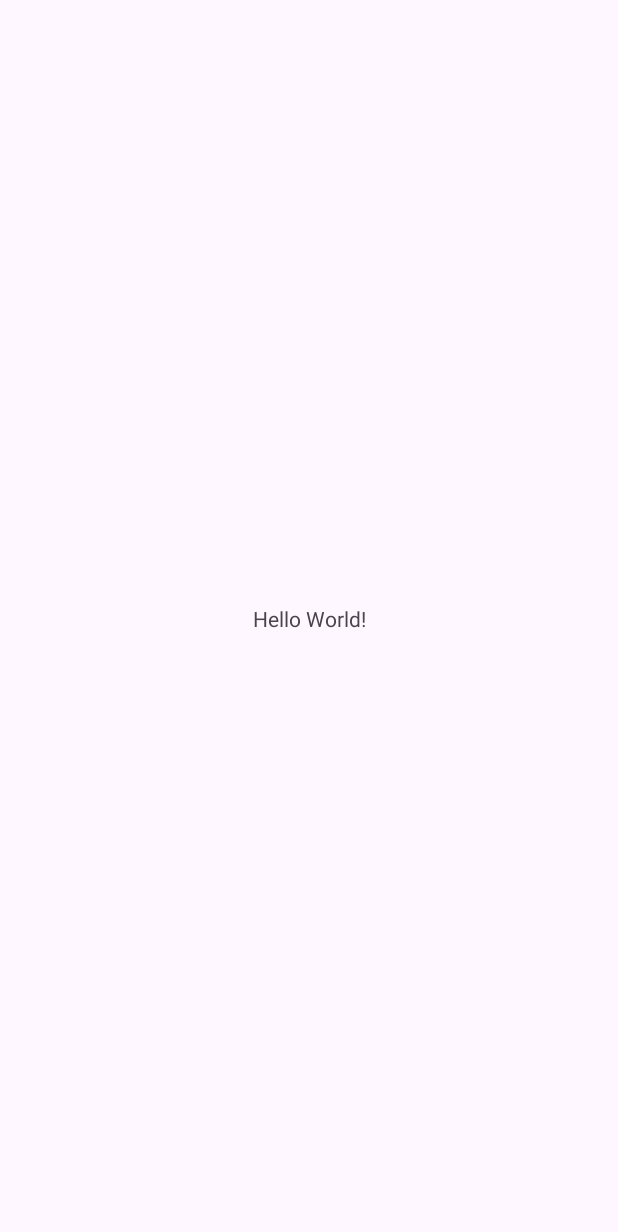
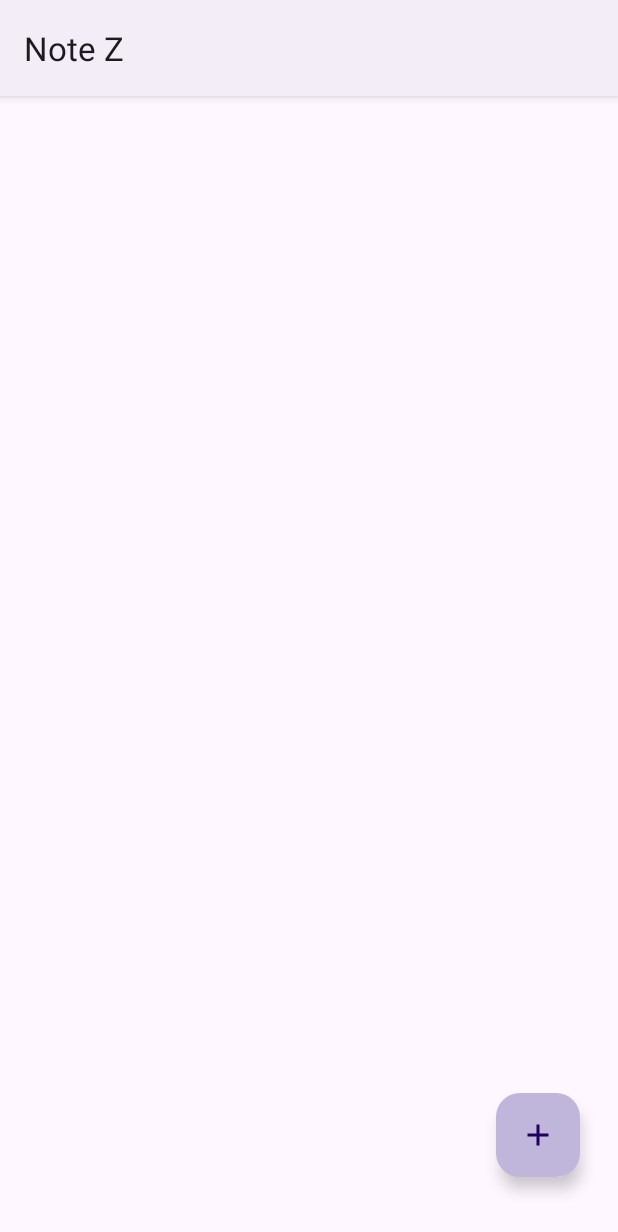
Before and after one commit to Coney484/Note-Z, an Android app: the screen it shows after launch (MainActivity), on a phone screen of 412 x 824 dp. Before the commit the part shown is almost empty. Shown: the top 1232 px of the screen. Run offline under Robolectric (Android 15) with nearby library versions, the light colour scheme and no system bars; our stand-ins replace data binding, navigation-ui.

Commit message:
[add] wip working on Add Note Fragment UI

```diff
--- a/app/src/main/java/com/example/note_z/MainActivity.kt
+++ b/app/src/main/java/com/example/note_z/MainActivity.kt
@@ -2,10 +2,27 @@ package com.example.note_z
 
 import androidx.appcompat.app.AppCompatActivity
 import android.os.Bundle
+import androidx.databinding.DataBindingUtil
+import androidx.navigation.findNavController
+import androidx.navigation.fragment.NavHostFragment
+import androidx.navigation.ui.setupActionBarWithNavController
+import com.example.note_z.databinding.ActivityMainBinding
 
 class MainActivity : AppCompatActivity() {
+
+    private lateinit var binding: ActivityMainBinding
     override fun onCreate(savedInstanceState: Bundle?) {
         super.onCreate(savedInstanceState)
-        setContentView(R.layout.activity_main)
+        binding = DataBindingUtil.setContentView(this, R.layout.activity_main)
+        val navHostFragment =
+            supportFragmentManager.findFragmentById(R.id.nav_host_fragment_container) as NavHostFragment
+        val navController = navHostFragment.navController
+
+        setupActionBarWithNavController(navController)
+    }
+
+    override fun onSupportNavigateUp(): Boolean {
+        val navController = findNavController(R.id.nav_host_fragment_container)
+        return navController.navigateUp() || super.onSupportNavigateUp()
     }
 }
--- /dev/null
+++ b/app/src/main/java/com/example/note_z/ui/fragments/add/AddFragment.kt
@@ -0,0 +1,20 @@
+package com.example.note_z.ui.fragments.add
+
+import android.os.Bundle
+import androidx.fragment.app.Fragment
+import android.view.LayoutInflater
+import android.view.View
+import android.view.ViewGroup
+import com.example.note_z.R
+
+
+class AddFragment : Fragment() {
+    override fun onCreateView(
+        inflater: LayoutInflater, container: ViewGroup?,
+        savedInstanceState: Bundle?
+    ): View? {
+        // Inflate the layout for this fragment
+        return inflater.inflate(R.layout.fragment_add, container, false)
+    }
+
+}
--- /dev/null
+++ b/app/src/main/java/com/example/note_z/ui/fragments/list/ListFragment.kt
@@ -0,0 +1,38 @@
+package com.example.note_z.ui.fragments.list
+
+import android.os.Bundle
+import androidx.fragment.app.Fragment
+import android.view.LayoutInflater
+import android.view.View
+import android.view.ViewGroup
+import androidx.databinding.DataBindingUtil
+import androidx.navigation.fragment.findNavController
+import com.example.note_z.R
+import com.example.note_z.databinding.FragmentListBinding
+
+class ListFragment : Fragment() {
+
+    private lateinit var binding: FragmentListBinding
+
+    override fun onCreateView(
+        inflater: LayoutInflater, container: ViewGroup?,
+        savedInstanceState: Bundle?
+    ): View {
+        // Inflate the layout for this fragment
+        binding = DataBindingUtil.inflate(
+            inflater, R.layout.fragment_list, container, false
+        )
+        return binding.root
+    }
+
+    override fun onViewCreated(view: View, savedInstanceState: Bundle?) {
+        super.onViewCreated(view, savedInstanceState)
+        listeners()
+    }
+
+    private fun listeners() {
+        binding.floatingActionButton.setOnClickListener {
+            findNavController().navigate(R.id.addFragment)
+        }
+    }
+}
--- /dev/null
+++ b/app/src/main/java/com/example/note_z/ui/fragments/update/UpdateFragment.kt
@@ -0,0 +1,20 @@
+package com.example.note_z.ui.fragments.update
+
+import android.os.Bundle
+import androidx.fragment.app.Fragment
+import android.view.LayoutInflater
+import android.view.View
+import android.view.ViewGroup
+import com.example.note_z.R
+
+class UpdateFragment : Fragment() {
+
+    override fun onCreateView(
+        inflater: LayoutInflater, container: ViewGroup?,
+        savedInstanceState: Bundle?
+    ): View? {
+        // Inflate the layout for this fragment
+        return inflater.inflate(R.layout.fragment_update, container, false)
+    }
+
+}
--- /dev/null
+++ b/app/src/main/res/drawable/ic_add.xml
@@ -0,0 +1,5 @@
+<vector android:height="24dp" android:tint="#000000"
+    android:viewportHeight="24" android:viewportWidth="24"
+    android:width="24dp" xmlns:android="http://schemas.android.com/apk/res/android">
+    <path android:fillColor="@android:color/white" android:pathData="M19,13h-6v6h-2v-6H5v-2h6V5h2v6h6v2z"/>
+</vector>
--- /dev/null
+++ b/app/src/main/res/drawable/ic_list_all_empty.xml
@@ -0,0 +1,10 @@
+<vector xmlns:android="http://schemas.android.com/apk/res/android"
+    android:width="160dp"
+    android:height="160dp"
+    android:autoMirrored="true"
+    android:viewportWidth="24"
+    android:viewportHeight="24">
+    <path
+        android:fillColor="@color/lightGray"
+        android:pathData="M19,5v14L5,19L5,5h14m1.1,-2L3.9,3c-0.5,0 -0.9,0.4 -0.9,0.9v16.2c0,0.4 0.4,0.9 0.9,0.9h16.2c0.4,0 0.9,-0.5 0.9,-0.9L21,3.9c0,-0.5 -0.5,-0.9 -0.9,-0.9zM11,7h6v2h-6L11,7zM11,11h6v2h-6v-2zM11,15h6v2h-6zM7,7h2v2L7,9zM7,11h2v2L7,13zM7,15h2v2L7,17z" />
+</vector>
--- a/app/src/main/res/layout/activity_main.xml
+++ b/app/src/main/res/layout/activity_main.xml
@@ -1,18 +1,28 @@
 <?xml version="1.0" encoding="utf-8"?>
-<androidx.constraintlayout.widget.ConstraintLayout xmlns:android="http://schemas.android.com/apk/res/android"
+<layout xmlns:android="http://schemas.android.com/apk/res/android"
     xmlns:app="http://schemas.android.com/apk/res-auto"
-    xmlns:tools="http://schemas.android.com/tools"
+    xmlns:tools="http://schemas.android.com/tools">
+
+    <data>
+
+    </data>
+
+    <androidx.constraintlayout.widget.ConstraintLayout
         android:layout_width="match_parent"
         android:layout_height="match_parent"
         tools:context=".MainActivity">
 
-    <TextView
-        android:layout_width="wrap_content"
-        android:layout_height="wrap_content"
-        android:text="Hello World!"
+
+        <androidx.fragment.app.FragmentContainerView
+            android:id="@+id/nav_host_fragment_container"
+            android:name="androidx.navigation.fragment.NavHostFragment"
+            android:layout_width="409dp"
+            android:layout_height="729dp"
+            app:defaultNavHost="true"
             app:layout_constraintBottom_toBottomOf="parent"
             app:layout_constraintEnd_toEndOf="parent"
             app:layout_constraintStart_toStartOf="parent"
-        app:layout_constraintTop_toTopOf="parent" />
-
+            app:layout_constraintTop_toTopOf="parent"
+            app:navGraph="@navigation/my_nav" />
     </androidx.constraintlayout.widget.ConstraintLayout>
+</layout>
--- /dev/null
+++ b/app/src/main/res/layout/fragment_add.xml
@@ -0,0 +1,14 @@
+<?xml version="1.0" encoding="utf-8"?>
+<FrameLayout xmlns:android="http://schemas.android.com/apk/res/android"
+    xmlns:tools="http://schemas.android.com/tools"
+    android:layout_width="match_parent"
+    android:layout_height="match_parent"
+    tools:context=".ui.fragments.add.AddFragment">
+
+    <!-- TODO: Update blank fragment layout -->
+    <TextView
+        android:layout_width="match_parent"
+        android:layout_height="match_parent"
+        android:text="@string/hello_blank_fragment" />
+
+</FrameLayout>
--- /dev/null
+++ b/app/src/main/res/layout/fragment_list.xml
@@ -0,0 +1,64 @@
+<?xml version="1.0" encoding="utf-8"?>
+<layout xmlns:android="http://schemas.android.com/apk/res/android"
+    xmlns:app="http://schemas.android.com/apk/res-auto"
+    xmlns:tools="http://schemas.android.com/tools">
+
+    <data>
+
+    </data>
+
+    <androidx.constraintlayout.widget.ConstraintLayout
+        android:layout_width="match_parent"
+        android:layout_height="match_parent"
+        tools:context=".ui.fragments.list.ListFragment">
+
+
+        <androidx.recyclerview.widget.RecyclerView
+            android:id="@+id/recyclerView"
+            android:layout_width="409dp"
+            android:layout_height="729dp"
+            app:layout_constraintBottom_toBottomOf="parent"
+            app:layout_constraintEnd_toEndOf="parent"
+            app:layout_constraintStart_toStartOf="parent"
+            app:layout_constraintTop_toTopOf="parent" />
+
+        <com.google.android.material.floatingactionbutton.FloatingActionButton
+            android:id="@+id/floatingActionButton"
+            android:layout_width="wrap_content"
+            android:layout_height="wrap_content"
+            android:layout_marginEnd="24dp"
+            android:layout_marginBottom="24dp"
+            android:backgroundTint="@color/my_light_action_bar"
+            android:clickable="true"
+            android:focusable="true"
+            android:src="@drawable/ic_add"
+            app:layout_constraintBottom_toBottomOf="parent"
+            app:layout_constraintEnd_toEndOf="parent" />
+
+        <ImageView
+            android:id="@+id/no_data_iv"
+            android:layout_width="wrap_content"
+            android:layout_height="wrap_content"
+            android:src="@drawable/ic_list_all_empty"
+            android:visibility="invisible"
+            app:layout_constraintBottom_toBottomOf="parent"
+            app:layout_constraintEnd_toEndOf="parent"
+            app:layout_constraintStart_toStartOf="parent"
+            app:layout_constraintTop_toTopOf="parent"
+            app:layout_constraintVertical_bias="0.26999998"
+            tools:visibility="visible" />
+
+        <TextView
+            android:id="@+id/no_data_tv"
+            android:layout_width="wrap_content"
+            android:layout_height="wrap_content"
+            android:alpha="0.5"
+            android:text="@string/no_data"
+            android:textSize="16sp"
+            android:visibility="invisible"
+            app:layout_constraintEnd_toEndOf="@+id/recyclerView"
+            app:layout_constraintStart_toStartOf="parent"
+            app:layout_constraintTop_toBottomOf="@+id/no_data_iv"
+            tools:visibility="visible" />
+    </androidx.constraintlayout.widget.ConstraintLayout>
+</layout>
--- /dev/null
+++ b/app/src/main/res/layout/fragment_update.xml
@@ -0,0 +1,14 @@
+<?xml version="1.0" encoding="utf-8"?>
+<FrameLayout xmlns:android="http://schemas.android.com/apk/res/android"
+    xmlns:tools="http://schemas.android.com/tools"
+    android:layout_width="match_parent"
+    android:layout_height="match_parent"
+    tools:context=".ui.fragments.update.UpdateFragment">
+
+    <!-- TODO: Update blank fragment layout -->
+    <TextView
+        android:layout_width="match_parent"
+        android:layout_height="match_parent"
+        android:text="@string/hello_blank_fragment" />
+
+</FrameLayout>
--- /dev/null
+++ b/app/src/main/res/navigation/my_nav.xml
@@ -0,0 +1,38 @@
+<?xml version="1.0" encoding="utf-8"?>
+<navigation xmlns:android="http://schemas.android.com/apk/res/android"
+    xmlns:app="http://schemas.android.com/apk/res-auto"
+    xmlns:tools="http://schemas.android.com/tools"
+    android:id="@+id/my_nav"
+    app:startDestination="@id/listFragment">
+
+    <fragment
+        android:id="@+id/listFragment"
+        android:name="com.example.note_z.ui.fragments.list.ListFragment"
+        android:label="Note Z"
+        tools:layout="@layout/fragment_list" >
+        <action
+            android:id="@+id/action_listFragment_to_addFragment"
+            app:destination="@id/addFragment" />
+        <action
+            android:id="@+id/action_listFragment_to_updateFragment"
+            app:destination="@id/updateFragment" />
+    </fragment>
+    <fragment
+        android:id="@+id/addFragment"
+        android:name="com.example.note_z.ui.fragments.add.AddFragment"
+        android:label="Add Note"
+        tools:layout="@layout/fragment_add" >
+        <action
+            android:id="@+id/action_addFragment_to_listFragment"
+            app:destination="@id/listFragment" />
+    </fragment>
+    <fragment
+        android:id="@+id/updateFragment"
+        android:name="com.example.note_z.ui.fragments.update.UpdateFragment"
+        android:label="fragment_update"
+        tools:layout="@layout/fragment_update" >
+        <action
+            android:id="@+id/action_updateFragment_to_listFragment"
+            app:destination="@id/listFragment" />
+    </fragment>
+</navigation>
--- a/app/src/main/res/values-night/themes.xml
+++ b/app/src/main/res/values-night/themes.xml
@@ -1,7 +1,9 @@
 <resources xmlns:tools="http://schemas.android.com/tools">
     <!-- Base application theme. -->
-    <style name="Base.Theme.NoteZ" parent="Theme.Material3.DayNight.NoActionBar">
+    <style name="Base.Theme.NoteZ" parent="Theme.Material3.DayNight">
         <!-- Customize your dark theme here. -->
         <!-- <item name="colorPrimary">@color/my_dark_primary</item> -->
+        <item name="android:statusBarColor">@color/transparent</item>
+        <item name="android:navigationBarColor">@color/black</item>
     </style>
 </resources>
--- a/app/src/main/res/values/colors.xml
+++ b/app/src/main/res/values/colors.xml
@@ -2,4 +2,14 @@
 <resources>
     <color name="black">#FF000000</color>
     <color name="white">#FFFFFFFF</color>
+    <color name="my_light_action_bar">#CBC3E3</color>
+    <color name="transparent">#00FFFFFF</color>
+
+    <color name="blue">#1B98F5</color>
+    <color name="lightGray">#D3D3D3</color>
+    <color name="darkGray">#242B2E</color>
+    <color name="red">#E21717</color>
+    <color name="yellow">#EDC126</color>
+    <color name="green">#00D84A</color>
+
 </resources>
--- a/app/src/main/res/values/strings.xml
+++ b/app/src/main/res/values/strings.xml
@@ -1,3 +1,6 @@
 <resources>
     <string name="app_name">Note-Z</string>
+    <!-- TODO: Remove or change this placeholder text -->
+    <string name="hello_blank_fragment">Hello blank fragment</string>
+    <string name="no_data">No Data</string>
 </resources>
--- a/app/src/main/res/values/themes.xml
+++ b/app/src/main/res/values/themes.xml
@@ -1,8 +1,11 @@
 <resources xmlns:tools="http://schemas.android.com/tools">
     <!-- Base application theme. -->
-    <style name="Base.Theme.NoteZ" parent="Theme.Material3.DayNight.NoActionBar">
+    <style name="Base.Theme.NoteZ" parent="Theme.Material3.DayNight">
         <!-- Customize your light theme here. -->
-        <!-- <item name="colorPrimary">@color/my_light_primary</item> -->
+         <item name="colorSurface">@color/my_light_action_bar</item>
+        <item name="android:statusBarColor">@color/black</item>
+        <item name="android:navigationBarColor">@color/black</item>
+
     </style>
 
     <style name="Theme.NoteZ" parent="Base.Theme.NoteZ" />
```
Lines whose indentation alone changed are shown as unchanged.
